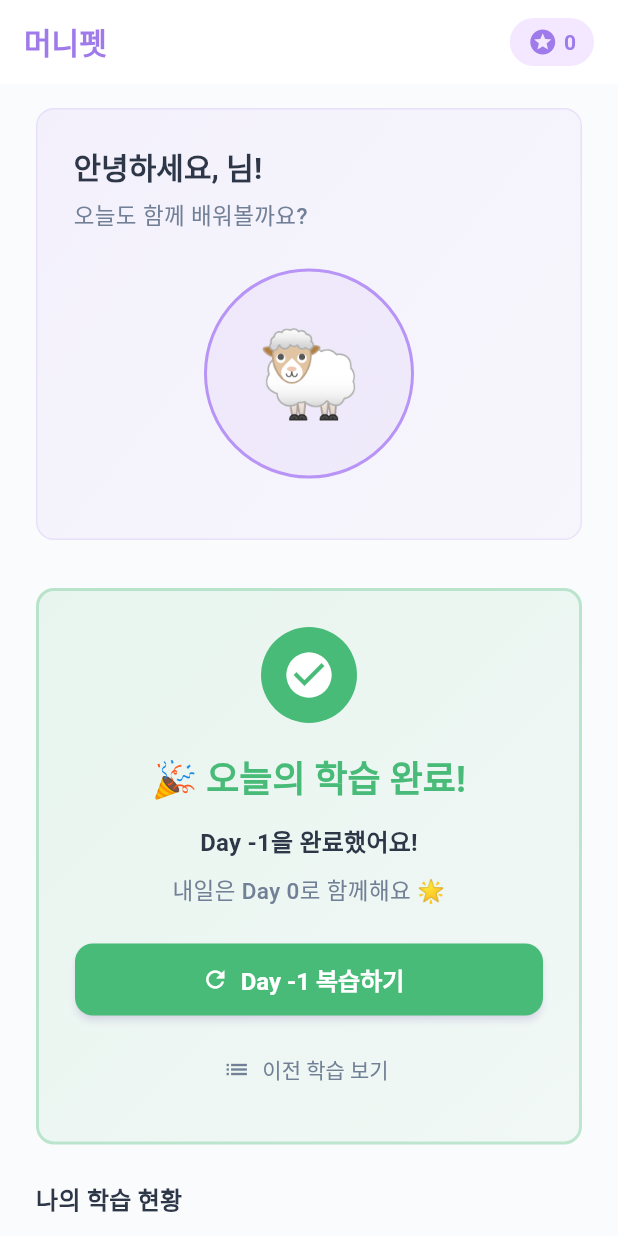
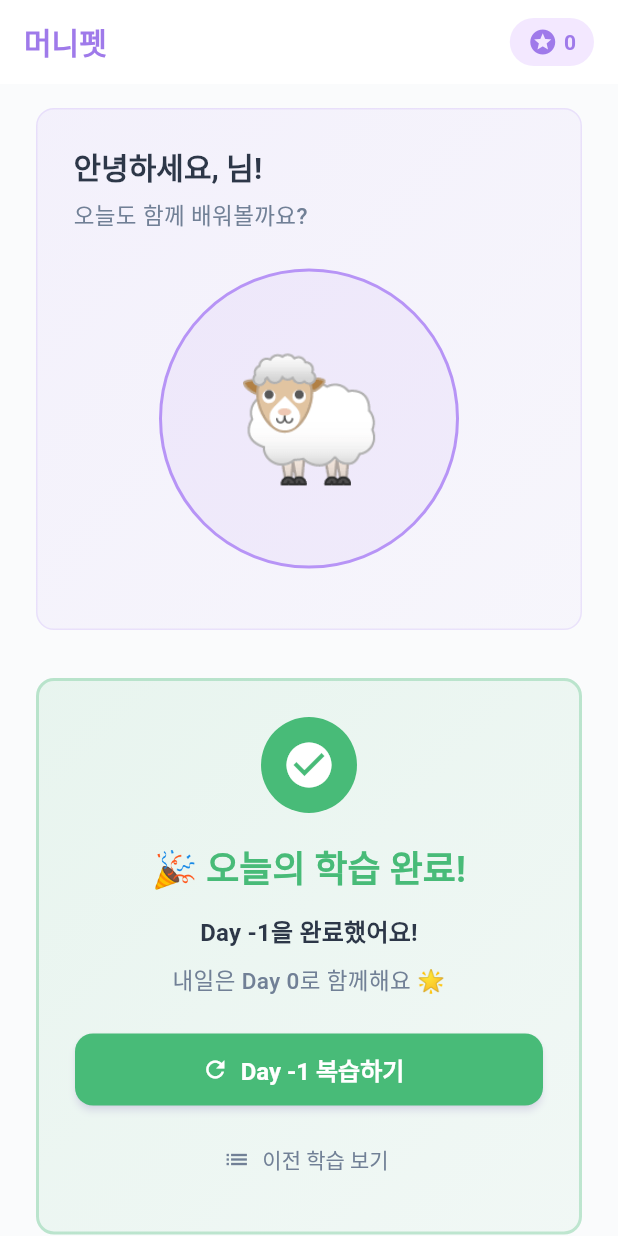
Before and after one commit to tei-young/your_money_pet, a Flutter app: the HomeScreen screen opened directly, on a phone screen of 412 x 824 dp. Run offline on Flutter 3.47's test engine with Material 3 defaults, Android fonts, the phone set to English and light mode, and no system bars; our stand-ins replace firebase_auth, firebase_core, google_sign_in, share_plus; accounts and stored records are empty.

Commit message:
Increase home screen character animation size (140 → 200)
- Update AnimatedCharacter size from 140 to 200
- Applied to all home states (homeIdle, homeStudying, homeExcited, homeSleepy, homeCelebration)
- Awaiting user feedback for size adjustment

```diff
--- a/lib/screens/home/home_screen.dart
+++ b/lib/screens/home/home_screen.dart
@@ -301,7 +301,7 @@ class _HomeScreenState extends State<HomeScreen> {
           AnimatedCharacter(
             characterType: personalityType,
             state: _currentHomeState,
-            size: 140,
+            size: 200,
           ),
 
           const SizedBox(height: 16),
```
